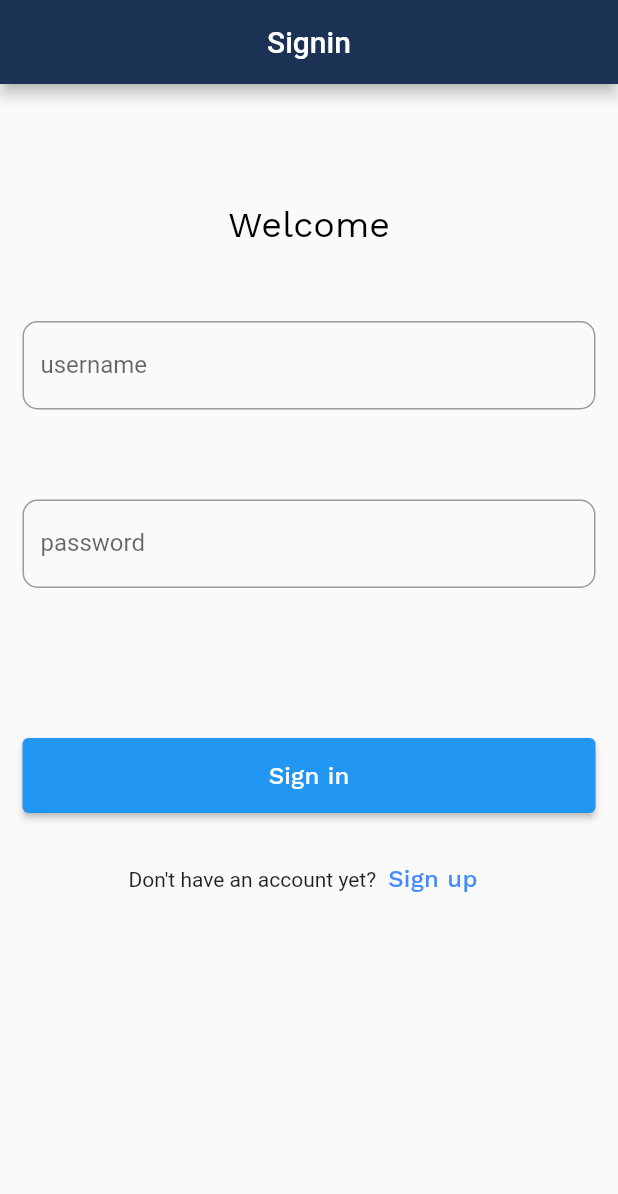
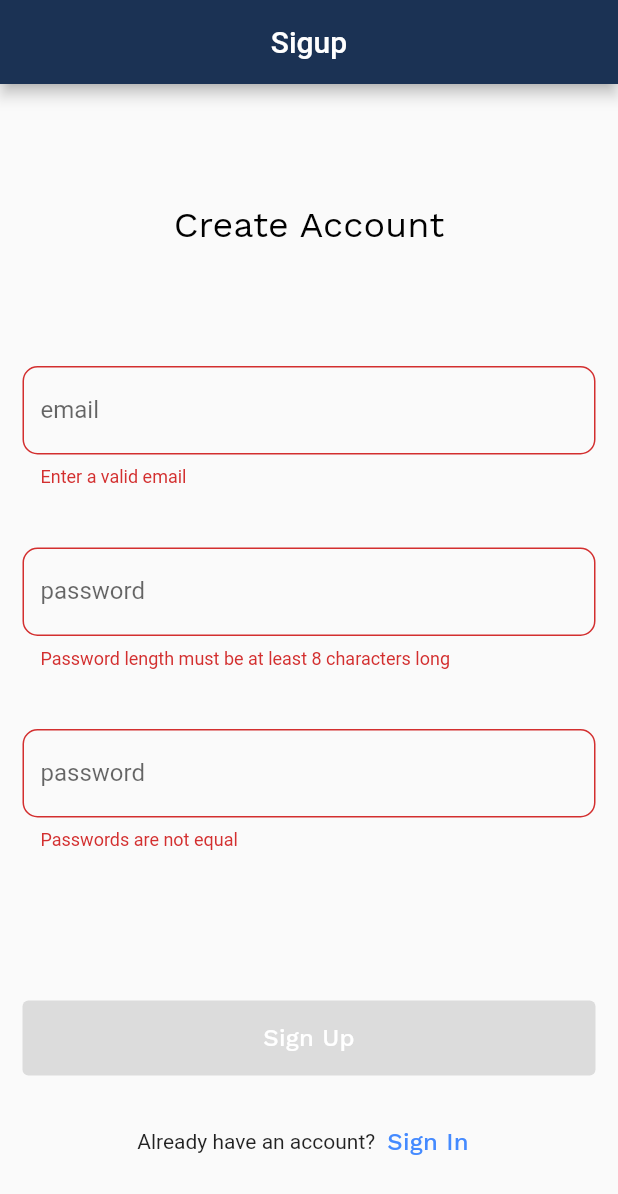
Before and after one commit to crevelandiagu/grupo7_movil-proyecto-final, a Flutter app: the screen it shows after launch, on a phone screen of 412 x 824 dp. Shown: the top 1194 px of the screen. Run offline on Flutter 3.47's test engine with Material 2 defaults, Android fonts, the phone set to English and light mode, and no system bars; our stand-ins replace get, google_fonts; generated files the repository leaves out were written again.

Commit message:
Validaciones y controles campos texto creados

```diff
--- a/lib/app.dart
+++ b/lib/app.dart
@@ -1,8 +1,9 @@
-import 'package:abc_jobs/signin/views/signin.dart';
+import 'package:abc_jobs/signup/views/signup.dart';
 import 'package:abc_jobs/utils/themes.dart';
 import 'package:flutter/material.dart';
 import 'package:flutter_localizations/flutter_localizations.dart';
 import "package:get/get.dart";
+import 'package:flutter_gen/gen_l10n/app_localizations.dart';
 
 class App extends StatelessWidget {
   const App({super.key});
@@ -15,6 +16,7 @@ class App extends StatelessWidget {
       themeMode: ThemeMode.light,
 
       localizationsDelegates: const [
+        AppLocalizations.delegate,
         GlobalMaterialLocalizations.delegate,
         GlobalWidgetsLocalizations.delegate,
       ],
@@ -23,7 +25,7 @@ class App extends StatelessWidget {
         Locale("es"),
 
       ],
-      home: Signin(),
+      home: Signup(),
     );
   }
 }
--- a/lib/l10n/app_en.arb
+++ b/lib/l10n/app_en.arb
@@ -1,6 +1,58 @@
 {
-    "helloWorld": "Hello World!",
-    "@helloWorld": {
-        "description": "The conventional newborn programer greeting"
+    "create_Account": "Create Account",
+    "@create_Account": {
+        "description": "Title of signup's activity"
+    },
+
+    "valid_email": "Enter a valid email",
+    "@valid_email": {
+        "description": "hint message to enter a valid email"
+    },
+
+    "email": "Enter email",
+    "@email": {
+        "description": "hint message to enter a email"
+    },
+
+    "secure_password": "Enter secure password",
+    "@secure_password": {
+        "description": "hint message to enter a secure password"
+    },
+
+    "signup": "Sign Up",
+    "@signup": {
+        "description": "Create candidate's account"
+    },
+
+    "signin": "Sign In",
+    "@signin": {
+        "description": "Log in candidate's account"
+    },
+
+    "password": "password",
+    "@password": {
+        "description": "candidate's account password"
+    },
+
+    "repeat_password": "repeat password",
+    "@repeat_password": {
+        "description": "repeat candidate's account password"
+    },
+
+    "already_account": "Already have an account?",
+    "@already_account": {
+        "description": "message to create an account"
+    },
+
+    "password_error_length": "Password length must be at least 8 characters long",
+    "@password_error_length": {
+        "description": "Error in length of password "
+    },
+
+    "password_error_equal": "Passwords are not equal",
+    "@password_error_equal": {
+        "description": "Error in passwords. Not equal "
     }
+
+
 }
--- a/lib/l10n/app_es.arb
+++ b/lib/l10n/app_es.arb
@@ -1,3 +1,13 @@
 {
-    "helloWorld": "¡Hola Mundo!"
+    "create_Account": "Crear Cuenta",
+    "signup": "Registrarse",
+    "password": "contraseña",
+    "repeat_password": "Repetir contraseña",
+    "already_account": "¿Ya tienes una cuenta?",
+    "signin": "Iniciar Sesión",
+    "valid_email": "Ingresa un email valido",
+    "secure_password": "Ingresa una contraseña valida",
+    "email": "Ingresa email",
+    "password_error_length": "La contraseña debe tener minimo 8 caractéres",
+    "password_error_equal": "Las contraseñas no son iguales"
 }
--- /dev/null
+++ b/lib/signup/views/signup.dart
@@ -0,0 +1,157 @@
+import 'package:abc_jobs/utils/validator_controller.dart';
+import 'package:flutter/material.dart';
+import 'package:get/get.dart';
+import 'package:google_fonts/google_fonts.dart';
+import 'package:flutter_gen/gen_l10n/app_localizations.dart';
+
+
+
+class Signup extends StatelessWidget {
+
+  Signup({super.key});
+
+  final controller = Get.put(ValidatorController());
+  final textPasswordEditingController = TextEditingController();
+
+  @override
+  Widget build(BuildContext context) {
+
+
+    return Scaffold(
+      appBar: AppBar(
+        title: const Text("Sigup"),
+        centerTitle: true,
+      ),
+
+      body: SingleChildScrollView(
+        child: Obx(()=>Column(
+          children: <Widget>[
+            Padding(
+              padding: const EdgeInsets.only(top: 80.0),
+              child: Center(
+                child: Text(
+                  AppLocalizations.of(context).create_Account,
+                  style: GoogleFonts.workSans(
+                    textStyle: const TextStyle(color: Colors.black, letterSpacing: 0.0),
+                    fontSize: 24,
+                    fontWeight: FontWeight.w400,
+                    fontStyle: FontStyle.normal,
+                  ),
+                  ),
+              ),
+              ),
+
+            // TextField email
+            Padding(
+              padding: const EdgeInsets.fromLTRB(15, 80, 15, 40),
+              child: TextField(
+                onChanged: (value) {
+                  controller.validateEmail(value);
+                },
+                decoration: InputDecoration(
+                  border: OutlineInputBorder(
+                    borderRadius: BorderRadius.circular(10.0),
+                  ),
+                  labelText: "email",
+                  errorText: controller.email.value ? null : AppLocalizations.of(context).valid_email,
+                  hintText: AppLocalizations.of(context).email,
+                ),
+              ),
+              ),
+
+            // TextField password
+            Padding(
+              padding: const EdgeInsets.symmetric(horizontal: 15, vertical: 0),
+              child: TextField(
+                onChanged: (value) {
+                  controller.validatePassword(value);
+                },
+                controller: textPasswordEditingController,
+                obscureText: true,
+                decoration: InputDecoration(
+                  border: OutlineInputBorder(
+                    borderRadius: BorderRadius.circular(10.0)
+                  ),
+                  labelText: AppLocalizations.of(context).password,
+                  hintText: AppLocalizations.of(context).secure_password,
+                  errorText: controller.password.value ? null : AppLocalizations.of(context).password_error_length
+                ),
+              ),
+              ),
+
+            //repeat password
+            Padding(
+              padding: const EdgeInsets.symmetric(horizontal: 15, vertical: 40.0),
+              child: TextField(
+                onChanged: (value) {
+                  controller.validateEqualPassword(value, textPasswordEditingController.text);
+                },
+                obscureText: true,
+                decoration: InputDecoration(
+                  border: OutlineInputBorder(
+                    borderRadius: BorderRadius.circular(10.0)
+                  ),
+                  labelText: AppLocalizations.of(context).password,
+                  hintText: AppLocalizations.of(context).repeat_password,
+                  errorText: controller.isPasswordEqual.value ? null : AppLocalizations.of(context).password_error_equal,
+                ),
+              ),
+              ),
+
+            //Signup button
+            Padding(
+              padding: const EdgeInsets.fromLTRB(15, 60, 15, 20),
+              child: ElevatedButton(
+                style: ElevatedButton.styleFrom(
+                  minimumSize: const Size.fromHeight(50),
+                ),
+                onPressed: (controller.email.value && controller.password.value && controller.isPasswordEqual.value) ? submitSignupButton : null,
+                child: Text(
+                  AppLocalizations.of(context).signup,
+                  style: GoogleFonts.workSans(
+                    textStyle: const TextStyle(
+                      color: Colors.white,
+                      letterSpacing: 0.2
+                    ),
+                    fontSize: 16,
+                    fontWeight: FontWeight.w500
+                  ),
+                  ),
+              ),
+              ),
+
+            //sign in text
+            SizedBox(
+              //height: 50.0,
+              child: Row(
+                mainAxisAlignment: MainAxisAlignment.center,
+                children: [
+                  Text(AppLocalizations.of(context).already_account),
+                  TextButton(
+                    onPressed: (){},
+                     child: Text(
+                      AppLocalizations.of(context).signin,
+                      style: GoogleFonts.workSans(
+                        textStyle: const TextStyle(
+                          color: Colors.blueAccent,
+                          letterSpacing: 0.2
+                        ),
+                        fontSize: 16,
+                        fontWeight: FontWeight.w500
+                      ),
+                     ),
+                     ),
+                ],
+              ),
+              ),
+          ],
+        ),
+      ),
+      ),
+    );
+  }
+
+  void submitSignupButton() {
+
+  }
+}
--- /dev/null
+++ b/lib/utils/validator_controller.dart
@@ -0,0 +1,44 @@
+import 'package:get/get.dart';
+import 'package:get/get_state_manager/get_state_manager.dart';
+
+class ValidatorController extends GetxController {
+  var email = false.obs;
+  var password = false.obs;
+  var isPasswordEqual = false.obs;
+
+
+  void validateEmail(String emailStr) {
+    if (!GetUtils.isEmail(emailStr)) {
+      email.value = false;
+    } else {
+      email.value = true;
+    }
+  }
+
+  void validatePassword(String passwordStr) {
+    if (passwordStr.length < 8) {
+      password.value = false;
+    } else {
+      password.value = true;
+    }
+  }
+
+  void validateEqualPassword(String password1, String password2) {
+
+
+    if (!password.value) {
+      isPasswordEqual.value = false;
+    }
+
+/*     if (password1.isEmpty || password2.isEmpty) {
+      isPasswordEqual.value = false;
+    } */
+
+    if (password1 == password2) {
+      isPasswordEqual.value = true;
+    }
+
+
+  }
+
+}
--- a/pubspec.yaml
+++ b/pubspec.yaml
@@ -33,6 +33,9 @@ dependencies:
   get: ^4.5.0
   patrol: ^2.2.0
   google_fonts: ^4.0.0
+  flutter_localizations:
+    sdk: flutter
+  intl: any
 
 
   # The following adds the Cupertino Icons font to your application.
@@ -42,9 +45,6 @@ dependencies:
 dev_dependencies:
   flutter_test:
     sdk: flutter
-  flutter_localizations:
-    sdk: flutter
-  intl: any
 
   # The "flutter_lints" package below contains a set of recommended lints to
   # encourage good coding practices. The lint set provided by the package is
```
Also changed, not shown: pubspec.lock, 2 other files.
